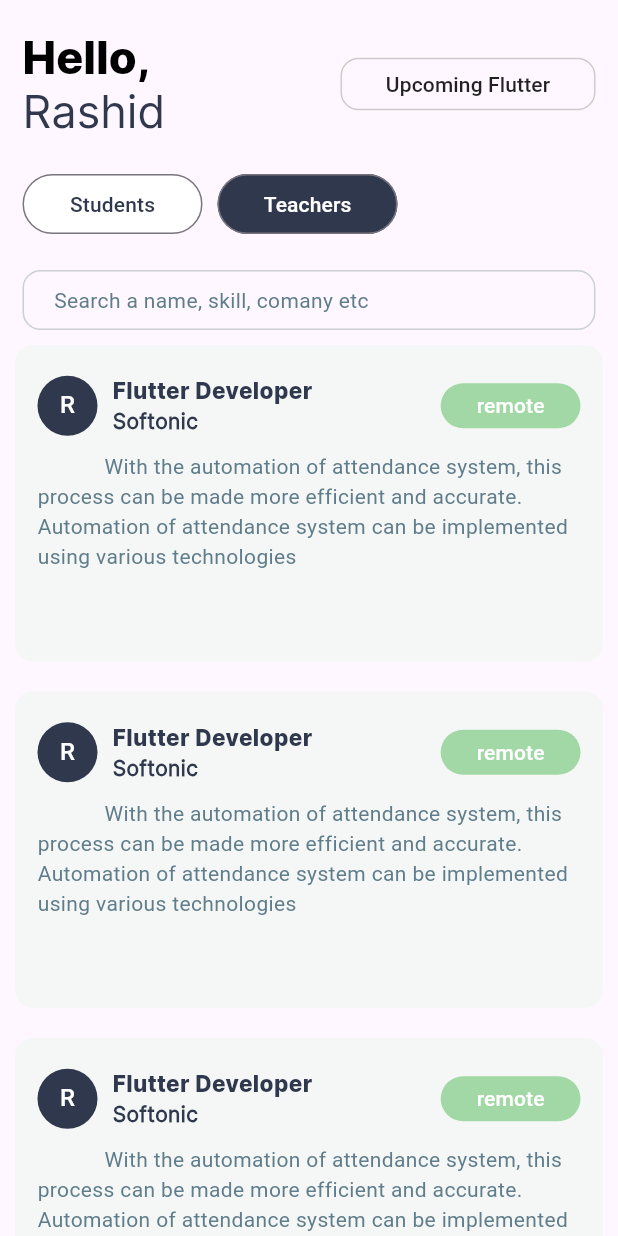
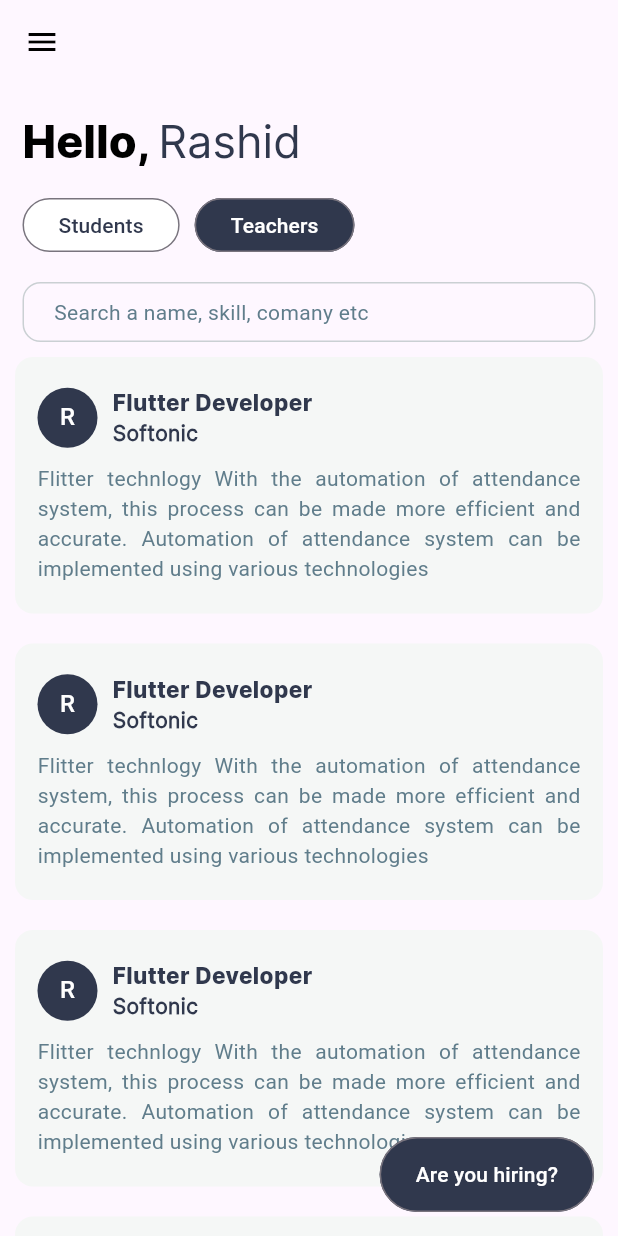
Before and after one commit to rashidjatoi/repox, a Flutter app: the screen it shows after launch, on a phone screen of 412 x 824 dp. Run offline on Flutter 3.47's test engine with Material 2 defaults, Android fonts, the phone set to English and light mode, and no system bars; our stand-ins replace get.

Commit message:
made some major changes in ui

```diff
--- a/lib/main.dart
+++ b/lib/main.dart
@@ -1,4 +1,5 @@
 import 'package:flutter/material.dart';
+import 'package:flutter/services.dart';
 import 'package:get/get.dart';
 import 'view/splash_screen/splash_screen.dart';
 
@@ -9,11 +10,14 @@ class MyApp extends StatelessWidget {
 
   @override
   Widget build(BuildContext context) {
+    SystemChrome.setSystemUIOverlayStyle(
+        SystemUiOverlayStyle(statusBarColor: Colors.transparent));
     return GetMaterialApp(
       title: 'xrepo',
       debugShowCheckedModeBanner: false,
       theme: ThemeData(
         useMaterial3: true,
+        visualDensity: VisualDensity.adaptivePlatformDensity,
         primaryColor: Colors.black,
         appBarTheme: const AppBarTheme(
           elevation: 0.8,
--- a/lib/view/home/home_view.dart
+++ b/lib/view/home/home_view.dart
@@ -10,6 +10,8 @@ class HomeView extends StatelessWidget {
   Widget build(BuildContext context) {
     return SafeArea(
       child: Scaffold(
+        appBar: AppBar(elevation: 0),
+        drawer: const Drawer(),
         body: Column(
           crossAxisAlignment: CrossAxisAlignment.start,
           children: [
@@ -17,16 +19,13 @@ class HomeView extends StatelessWidget {
             Padding(
               padding: const EdgeInsets.symmetric(horizontal: 15),
               child: Column(
-                children: [
-                  Row(
-                    mainAxisAlignment: MainAxisAlignment.spaceBetween,
-                    crossAxisAlignment: CrossAxisAlignment.center,
+                crossAxisAlignment: CrossAxisAlignment.start,
                 children: [
                   RichText(
                     text: const TextSpan(
                       children: [
                         TextSpan(
-                              text: "Hello,\n",
+                          text: "Hello, ",
                           style: TextStyle(
                             fontSize: 30,
                             fontWeight: FontWeight.bold,
@@ -44,21 +43,6 @@ class HomeView extends StatelessWidget {
                         ),
                       ],
                     ),
-                      ),
-                      Container(
-                        height: 35,
-                        width: 170,
-                        decoration: BoxDecoration(
-                          border: Border.all(
-                              color: const Color.fromARGB(255, 208, 203, 203)),
-                          borderRadius: BorderRadius.circular(12),
-                        ),
-                        child: MaterialButton(
-                          onPressed: () {},
-                          child: const Text("Upcoming Flutter"),
-                        ),
-                      )
-                    ],
                   ),
                   const SizedBox(height: 20),
                   Row(
@@ -86,7 +70,7 @@ class HomeView extends StatelessWidget {
                         border: Border.all(
                             color: const Color.fromARGB(255, 202, 208, 211)),
                         borderRadius: BorderRadius.circular(12)),
-                    child: Row(
+                    child: const Row(
                       children: [
                         Text(
                           "Search a name, skill, comany etc",
@@ -103,17 +87,16 @@ class HomeView extends StatelessWidget {
                 itemCount: 5,
                 itemBuilder: (context, index) {
                   return Container(
-                    margin: EdgeInsets.symmetric(horizontal: 10, vertical: 10),
-                    padding: EdgeInsets.symmetric(horizontal: 15, vertical: 20),
+                    margin: const EdgeInsets.symmetric(
+                        horizontal: 10, vertical: 10),
+                    padding: const EdgeInsets.symmetric(
+                        horizontal: 15, vertical: 20),
                     decoration: BoxDecoration(
-                        color: Color(0xffF5F7F6),
+                        color: const Color(0xffF5F7F6),
                         borderRadius: BorderRadius.circular(12)),
-                    child: Column(
+                    child: const Column(
                       children: [
                         Row(
-                          mainAxisAlignment: MainAxisAlignment.spaceBetween,
-                          children: [
-                            const Row(
                           children: [
                             CircleAvatar(
                               backgroundColor: appThemeColor,
@@ -149,30 +132,13 @@ class HomeView extends StatelessWidget {
                             )
                           ],
                         ),
-                            SizedBox(
-                              height: 30,
-                              child: OutlinedButton(
-                                style: ButtonStyle(
-                                  backgroundColor:
-                                      MaterialStateProperty.all<Color>(
-                                          Color(0xffA2D8A5)),
-                                  side: MaterialStateProperty.all<BorderSide>(
-                                      BorderSide.none),
+                        SizedBox(height: 10),
+                        Text(
+                          """Flitter technlogy With the automation of attendance system, this process can be made more efficient and accurate. Automation of attendance system can be implemented using various technologies""",
+                          textAlign: TextAlign.justify,
+                          style: TextStyle(
+                            color: Colors.blueGrey,
                           ),
-                                onPressed: () {},
-                                child: const Text("remote",
-                                    style: TextStyle(color: Colors.white)),
-                              ),
-                            ),
-                          ],
-                        ),
-                        const SizedBox(height: 10),
-                        const Text(
-                          """
-            With the automation of attendance system, this process can be made more efficient and accurate. Automation of attendance system can be implemented using various technologies
-
-             """,
-                          style: TextStyle(color: Colors.blueGrey),
                         ),
                       ],
                     ),
@@ -182,6 +148,14 @@ class HomeView extends StatelessWidget {
             )
           ],
         ),
+        floatingActionButton: ChooseButton(
+          ontap: () {},
+          btnColor: appThemeColor,
+          height: 50,
+          btnTitle: "Are you hiring?",
+          btnTextColor: Colors.white,
+        ),
+        floatingActionButtonLocation: FloatingActionButtonLocation.endFloat,
       ),
     );
   }
--- a/lib/widgets/choose_button.dart
+++ b/lib/widgets/choose_button.dart
@@ -5,8 +5,10 @@ class ChooseButton extends StatelessWidget {
   final String btnTitle;
   final Color btnTextColor;
   final VoidCallback ontap;
+  final double height;
   const ChooseButton({
     super.key,
+    this.height = 36.0,
     required this.ontap,
     required this.btnColor,
     required this.btnTitle,
@@ -16,7 +18,7 @@ class ChooseButton extends StatelessWidget {
   @override
   Widget build(BuildContext context) {
     return SizedBox(
-      width: 120,
+      height: height,
       child: OutlinedButton(
         style: ButtonStyle(
           backgroundColor: MaterialStateProperty.all<Color>(btnColor),
--- /dev/null
+++ b/lib/widgets/show_post_widget.dart
@@ -0,0 +1,10 @@
+import 'package:flutter/material.dart';
+
+class ShowPostWidget extends StatelessWidget {
+  const ShowPostWidget({super.key});
+
+  @override
+  Widget build(BuildContext context) {
+    return const Placeholder();
+  }
+}
```
Lines whose indentation alone changed are shown as unchanged.
